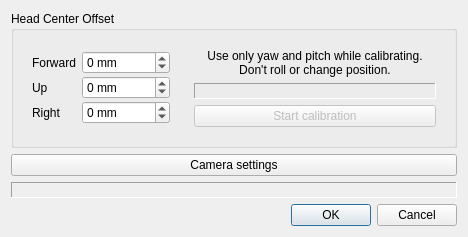
The window that tracker-neuralnet/neuralnet-trackercontrols.ui (opentrack/opentrack) describes before a commit, drawn with Qt 5.
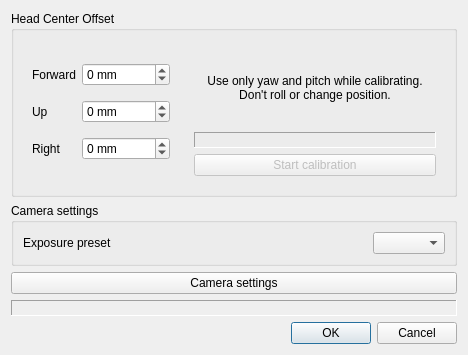
The same window after the commit.

Commit message: video/opencv, tracker/nn: add exposure presets

```diff
--- a/tracker-neuralnet/neuralnet-trackercontrols.ui
+++ b/tracker-neuralnet/neuralnet-trackercontrols.ui
@@ -10,21 +10,14 @@
     <x>0</x>
     <y>0</y>
     <width>445</width>
-    <height>226</height>
+    <height>355</height>
    </rect>
   </property>
   <property name="windowTitle">
    <string>Tracker settings</string>
   </property>
   <layout class="QGridLayout" name="gridLayout">
-   <item row="8" column="0">
-    <widget class="QDialogButtonBox" name="buttonBox">
-     <property name="standardButtons">
-      <set>QDialogButtonBox::Cancel|QDialogButtonBox::Ok</set>
-     </property>
-    </widget>
-   </item>
-   <item row="6" column="0">
+   <item row="7" column="0">
     <widget class="QLabel" name="resolution_display">
      <property name="autoFillBackground">
       <bool>true</bool>
@@ -260,7 +253,7 @@
      </layout>
     </widget>
    </item>
-   <item row="4" column="0">
+   <item row="5" column="0">
     <widget class="QPushButton" name="camera_settings">
      <property name="sizePolicy">
       <sizepolicy hsizetype="Preferred" vsizetype="Preferred">
@@ -273,6 +266,45 @@
      </property>
     </widget>
    </item>
+   <item row="9" column="0">
+    <widget class="QDialogButtonBox" name="buttonBox">
+     <property name="standardButtons">
+      <set>QDialogButtonBox::Cancel|QDialogButtonBox::Ok</set>
+     </property>
+    </widget>
+   </item>
+   <item row="4" column="0">
+    <widget class="QGroupBox" name="groupBox">
+     <property name="title">
+      <string>Camera settings</string>
+     </property>
+     <layout class="QGridLayout" name="gridLayout_2">
+      <item row="0" column="0">
+       <widget class="QLabel" name="label">
+        <property name="sizePolicy">
+         <sizepolicy hsizetype="Preferred" vsizetype="Preferred">
+          <horstretch>1</horstretch>
+          <verstretch>0</verstretch>
+         </sizepolicy>
+        </property>
+        <property name="text">
+         <string>Exposure preset</string>
+        </property>
+       </widget>
+      </item>
+      <item row="0" column="1">
+       <widget class="QComboBox" name="exposure_preset">
+        <property name="sizePolicy">
+         <sizepolicy hsizetype="Preferred" vsizetype="Maximum">
+          <horstretch>0</horstretch>
+          <verstretch>0</verstretch>
+         </sizepolicy>
+        </property>
+       </widget>
+      </item>
+     </layout>
+    </widget>
+   </item>
   </layout>
  </widget>
  <resources/>
```
The commit also changes 9 other files.
